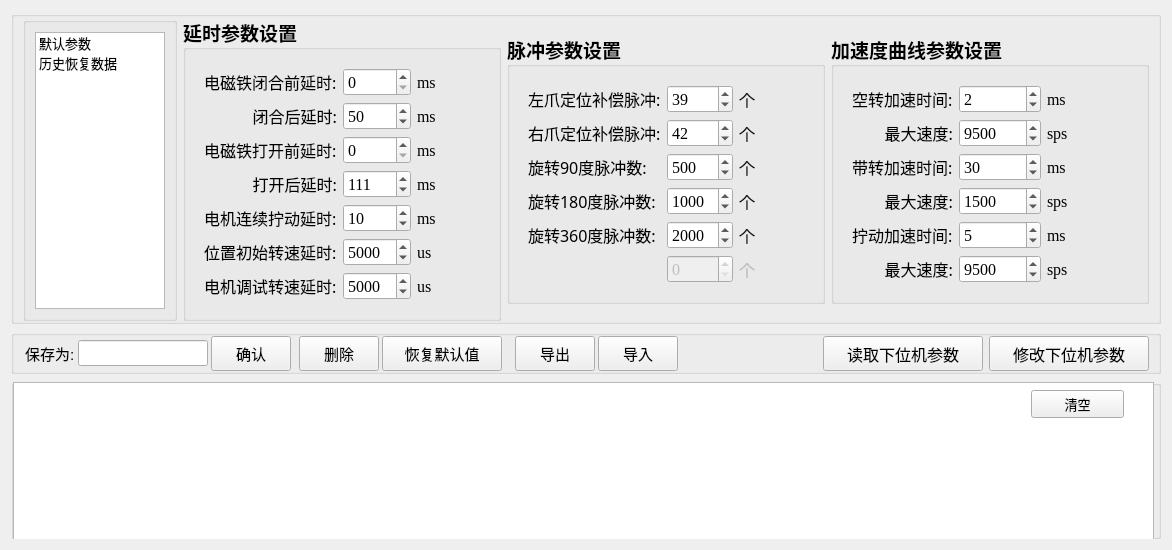
This is Cube_Explorer_SPFA_with_Qt/qtWindows/DataSheetWidget.ui in hovnySiLenCe/Cube_Explorer_SPFA_with_Qt as Qt 5 draws it before an edit. The edited form follows.
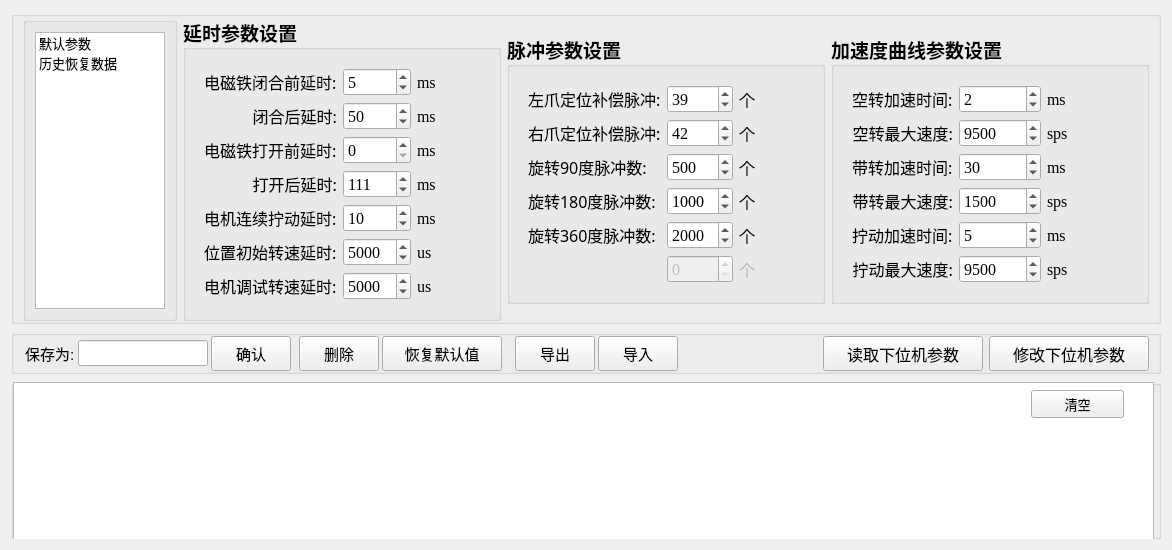
This is the edited form.

```diff
--- a/Cube_Explorer_SPFA_with_Qt/qtWindows/DataSheetWidget.ui
+++ b/Cube_Explorer_SPFA_with_Qt/qtWindows/DataSheetWidget.ui
@@ -433,6 +433,9 @@
               <property name="suffix">
                <string/>
               </property>
+              <property name="value">
+               <number>5</number>
+              </property>
              </widget>
             </item>
             <item row="4" column="0">
@@ -785,7 +788,7 @@
             <item row="1" column="0">
              <widget class="QLabel" name="label_key21">
               <property name="text">
-               <string>最大速度:</string>
+               <string>空转最大速度:</string>
               </property>
               <property name="alignment">
                <set>Qt::AlignRight|Qt::AlignTrailing|Qt::AlignVCenter</set>
@@ -818,7 +821,7 @@
                <enum>Qt::LeftToRight</enum>
               </property>
               <property name="text">
-               <string>最大速度:</string>
+               <string>带转最大速度:</string>
               </property>
               <property name="alignment">
                <set>Qt::AlignRight|Qt::AlignTrailing|Qt::AlignVCenter</set>
@@ -893,7 +896,7 @@
             <item row="5" column="0">
              <widget class="QLabel" name="label_key25">
               <property name="text">
-               <string>最大速度:</string>
+               <string>拧动最大速度:</string>
               </property>
               <property name="alignment">
                <set>Qt::AlignRight|Qt::AlignTrailing|Qt::AlignVCenter</set>
```
Left out of the diff: 3 changed lines with no effect on the pictures.
